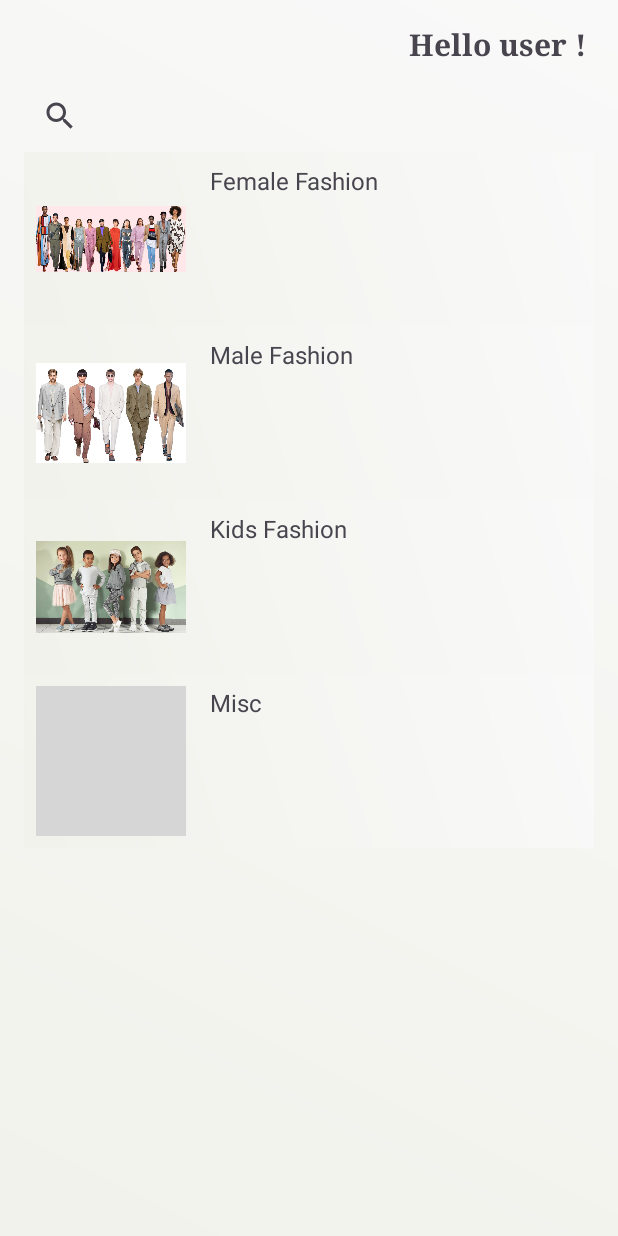
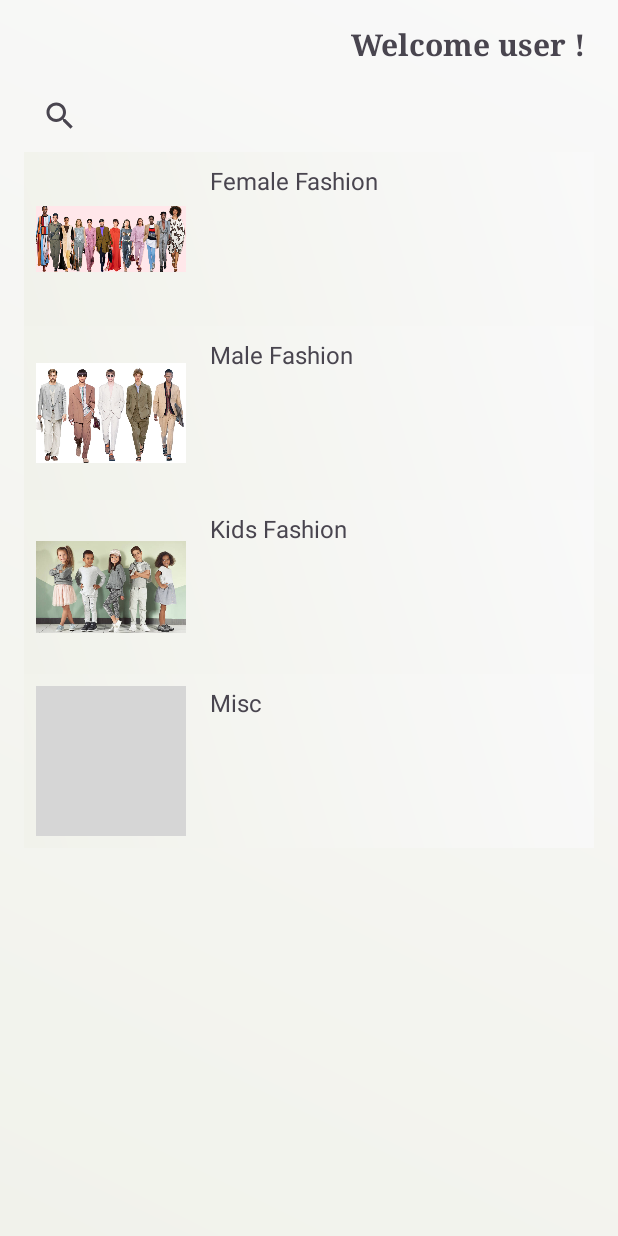
Before and after one commit to mohini17aug/ecommerce, an Android app: the DashboardActivity screen opened directly, with no data from a screen before it, on a phone screen of 412 x 824 dp. Run offline under Robolectric (Android 15) with nearby library versions, the phone set to English and light mode, and no system bars; grey boxes are pictures that could not be loaded.

Commit message:
changing name

```diff
--- a/app/src/main/java/com/example/firstapp/DashboardActivity.kt
+++ b/app/src/main/java/com/example/firstapp/DashboardActivity.kt
@@ -24,7 +24,7 @@ class DashboardActivity : AppCompatActivity() {
         val name=sharedPref.getString("Name","user")
         recyclerView = findViewById(R.id.recyclerView)
         val nameView=findViewById<TextView>(R.id.nameTextView)
-        nameView.text="Hello $name ! "
+        nameView.text="Welcome $name ! "
         recyclerView.layoutManager = LinearLayoutManager(this)
         itemList = listOf( // Dummy data
             Item(1, "Female Fashion", "Description 1", R.drawable.femaleclothing),
--- a/app/src/main/res/values/strings.xml
+++ b/app/src/main/res/values/strings.xml
@@ -1,5 +1,5 @@
 <resources>
-    <string name="app_name">Assignment</string>
+    <string name="app_name">StyleZio</string>
     <string name="action_settings">Settings</string>
     <!-- Strings used for fragments for navigation -->
     <string name="first_fragment_label">First Fragment</string>
```
